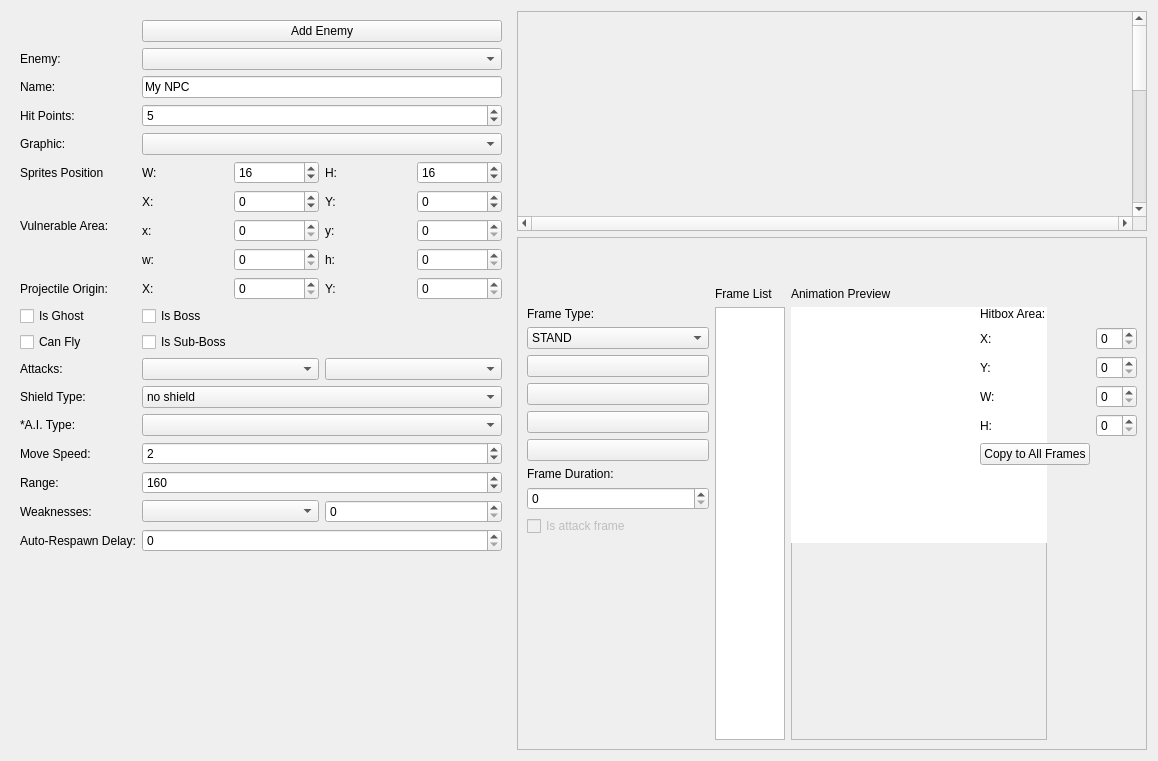
Qt form editor/mainwindow_tab/npc_edit.ui (protoman/rockbot) before a commit.
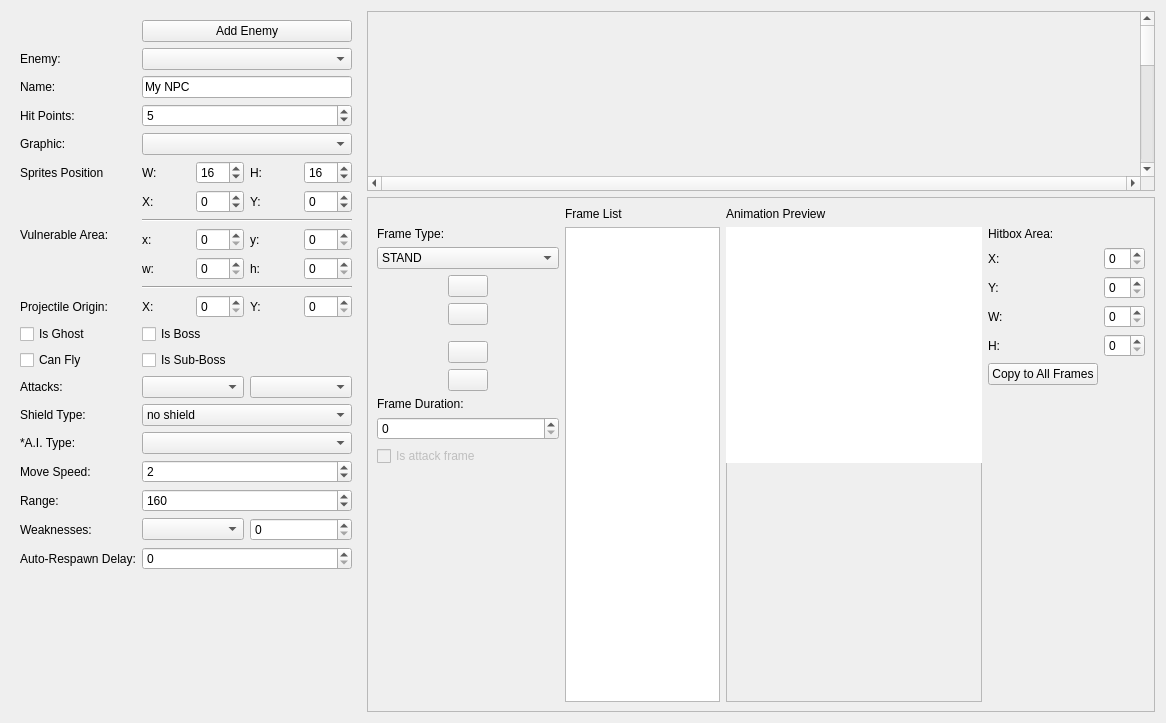
The same form after that commit. Icons and pictures are not drawn. Custom widgets are drawn as their Qt base class.

Patch:
```diff
--- a/editor/mainwindow_tab/npc_edit.ui
+++ b/editor/mainwindow_tab/npc_edit.ui
@@ -6,8 +6,8 @@
    <rect>
     <x>0</x>
     <y>0</y>
-    <width>1158</width>
-    <height>761</height>
+    <width>1166</width>
+    <height>723</height>
    </rect>
   </property>
   <property name="sizePolicy">
@@ -85,7 +85,7 @@
            <property name="maximumSize">
             <size>
              <width>16777215</width>
-             <height>220</height>
+             <height>180</height>
             </size>
            </property>
            <property name="styleSheet">
@@ -145,7 +145,7 @@
                   <x>0</x>
                   <y>0</y>
                   <width>651</width>
-                  <height>581</height>
+                  <height>171</height>
                  </rect>
                 </property>
                 <property name="styleSheet">
@@ -173,36 +173,6 @@
             <enum>QFrame::Raised</enum>
            </property>
            <layout class="QVBoxLayout" name="verticalLayout_8">
-            <item>
-             <layout class="QHBoxLayout" name="horizontalLayout_19">
-              <property name="topMargin">
-               <number>20</number>
-              </property>
-             </layout>
-            </item>
-            <item>
-             <layout class="QHBoxLayout" name="horizontalLayout_7">
-              <property name="topMargin">
-               <number>0</number>
-              </property>
-              <item>
-               <spacer name="horizontalSpacer">
-                <property name="orientation">
-                 <enum>Qt::Horizontal</enum>
-                </property>
-                <property name="sizeHint" stdset="0">
-                 <size>
-                  <width>40</width>
-                  <height>20</height>
-                 </size>
-                </property>
-               </spacer>
-              </item>
-             </layout>
-            </item>
-            <item>
-             <layout class="QGridLayout" name="gridLayout_8"/>
-            </item>
             <item>
              <layout class="QGridLayout" name="gridLayout_7">
               <property name="topMargin">
@@ -270,7 +240,7 @@
                 <property name="leftMargin">
                  <number>0</number>
                 </property>
-                <item row="9" column="0">
+                <item row="14" column="0">
                  <spacer name="verticalSpacer_2">
                   <property name="orientation">
                    <enum>Qt::Vertical</enum>
@@ -283,39 +253,6 @@
                   </property>
                  </spacer>
                 </item>
-                <item row="5" column="0">
-                 <widget class="QPushButton" name="frameDown">
-                  <property name="text">
-                   <string/>
-                  </property>
-                  <property name="icon">
-                   <iconset resource="../resources/icons/icons.qrc">
-                    <normaloff>:/toolbar_icons/arrow-down.png</normaloff>:/toolbar_icons/arrow-down.png</iconset>
-                  </property>
-                 </widget>
-                </item>
-                <item row="3" column="0">
-                 <widget class="QPushButton" name="pushButton">
-                  <property name="text">
-                   <string/>
-                  </property>
-                  <property name="icon">
-                   <iconset resource="../resources/icons/icons.qrc">
-                    <normaloff>:/toolbar_icons/arrow-left.png</normaloff>:/toolbar_icons/arrow-left.png</iconset>
-                  </property>
-                 </widget>
-                </item>
-                <item row="4" column="0">
-                 <widget class="QPushButton" name="frameUp">
-                  <property name="text">
-                   <string/>
-                  </property>
-                  <property name="icon">
-                   <iconset resource="../resources/icons/icons.qrc">
-                    <normaloff>:/toolbar_icons/arrow-up.png</normaloff>:/toolbar_icons/arrow-up.png</iconset>
-                  </property>
-                 </widget>
-                </item>
                 <item row="0" column="0">
                  <widget class="QLabel" name="label_5">
                   <property name="text">
@@ -323,35 +260,6 @@
                   </property>
                  </widget>
                 </item>
-                <item row="2" column="0">
-                 <widget class="QPushButton" name="AddFrame_Button">
-                  <property name="text">
-                   <string/>
-                  </property>
-                  <property name="icon">
-                   <iconset>
-                    <normalon>:/toolbar_icons/arrow-right.png</normalon>
-                   </iconset>
-                  </property>
-                 </widget>
-                </item>
-                <item row="8" column="0">
-                 <widget class="QCheckBox" name="isAttackFrame_checkBox">
-                  <property name="enabled">
-                   <bool>false</bool>
-                  </property>
-                  <property name="text">
-                   <string>Is attack frame</string>
-                  </property>
-                 </widget>
-                </item>
-                <item row="6" column="0">
-                 <widget class="QLabel" name="label_4">
-                  <property name="text">
-                   <string>Frame Duration:</string>
-                  </property>
-                 </widget>
-                </item>
                 <item row="1" column="0">
                  <widget class="QComboBox" name="frame_list_selector">
                   <item>
@@ -501,13 +409,207 @@
                   </item>
                  </widget>
                 </item>
-                <item row="7" column="0">
+                <item row="11" column="0">
+                 <widget class="QLabel" name="label_4">
+                  <property name="text">
+                   <string>Frame Duration:</string>
+                  </property>
+                 </widget>
+                </item>
+                <item row="13" column="0">
+                 <widget class="QCheckBox" name="isAttackFrame_checkBox">
+                  <property name="enabled">
+                   <bool>false</bool>
+                  </property>
+                  <property name="text">
+                   <string>Is attack frame</string>
+                  </property>
+                 </widget>
+                </item>
+                <item row="12" column="0">
                  <widget class="QSpinBox" name="sprite_duration_spinBox">
                   <property name="maximum">
                    <number>99999</number>
                   </property>
                  </widget>
                 </item>
+                <item row="4" column="0">
+                 <layout class="QHBoxLayout" name="horizontalLayout_3">
+                  <property name="bottomMargin">
+                   <number>10</number>
+                  </property>
+                  <item>
+                   <spacer name="horizontalSpacer_3">
+                    <property name="orientation">
+                     <enum>Qt::Horizontal</enum>
+                    </property>
+                    <property name="sizeHint" stdset="0">
+                     <size>
+                      <width>40</width>
+                      <height>20</height>
+                     </size>
+                    </property>
+                   </spacer>
+                  </item>
+                  <item>
+                   <widget class="QPushButton" name="pushButton">
+                    <property name="text">
+                     <string/>
+                    </property>
+                    <property name="icon">
+                     <iconset resource="../resources/icons/icons.qrc">
+                      <normaloff>:/toolbar_icons/arrow-left.png</normaloff>:/toolbar_icons/arrow-left.png</iconset>
+                    </property>
+                   </widget>
+                  </item>
+                  <item>
+                   <spacer name="horizontalSpacer_4">
+                    <property name="orientation">
+                     <enum>Qt::Horizontal</enum>
+                    </property>
+                    <property name="sizeHint" stdset="0">
+                     <size>
+                      <width>40</width>
+                      <height>20</height>
+                     </size>
+                    </property>
+                   </spacer>
+                  </item>
+                 </layout>
+                </item>
+                <item row="2" column="0">
+                 <layout class="QHBoxLayout" name="horizontalLayout_2">
+                  <property name="bottomMargin">
+                   <number>0</number>
+                  </property>
+                  <item>
+                   <spacer name="horizontalSpacer">
+                    <property name="orientation">
+                     <enum>Qt::Horizontal</enum>
+                    </property>
+                    <property name="sizeHint" stdset="0">
+                     <size>
+                      <width>40</width>
+                      <height>20</height>
+                     </size>
+                    </property>
+                   </spacer>
+                  </item>
+                  <item>
+                   <widget class="QPushButton" name="AddFrame_Button">
+                    <property name="text">
+                     <string/>
+                    </property>
+                    <property name="icon">
+                     <iconset>
+                      <normalon>:/toolbar_icons/arrow-right.png</normalon>
+                     </iconset>
+                    </property>
+                   </widget>
+                  </item>
+                  <item>
+                   <spacer name="horizontalSpacer_2">
+                    <property name="orientation">
+                     <enum>Qt::Horizontal</enum>
+                    </property>
+                    <property name="sizeHint" stdset="0">
+                     <size>
+                      <width>40</width>
+                      <height>20</height>
+                     </size>
+                    </property>
+                   </spacer>
+                  </item>
+                 </layout>
+                </item>
+                <item row="7" column="0">
+                 <layout class="QHBoxLayout" name="horizontalLayout_4">
+                  <property name="bottomMargin">
+                   <number>0</number>
+                  </property>
+                  <item>
+                   <spacer name="horizontalSpacer_5">
+                    <property name="orientation">
+                     <enum>Qt::Horizontal</enum>
+                    </property>
+                    <property name="sizeHint" stdset="0">
+                     <size>
+                      <width>40</width>
+                      <height>20</height>
+                     </size>
+                    </property>
+                   </spacer>
+                  </item>
+                  <item>
+                   <widget class="QPushButton" name="frameUp">
+                    <property name="text">
+                     <string/>
+                    </property>
+                    <property name="icon">
+                     <iconset resource="../resources/icons/icons.qrc">
+                      <normaloff>:/toolbar_icons/arrow-up.png</normaloff>:/toolbar_icons/arrow-up.png</iconset>
+                    </property>
+                   </widget>
+                  </item>
+                  <item>
+                   <spacer name="horizontalSpacer_6">
+                    <property name="orientation">
+                     <enum>Qt::Horizontal</enum>
+                    </property>
+                    <property name="sizeHint" stdset="0">
+                     <size>
+                      <width>40</width>
+                      <height>20</height>
+                     </size>
+                    </property>
+                   </spacer>
+                  </item>
+                 </layout>
+                </item>
+                <item row="9" column="0">
+                 <layout class="QHBoxLayout" name="horizontalLayout_5">
+                  <property name="bottomMargin">
+                   <number>0</number>
+                  </property>
+                  <item>
+                   <spacer name="horizontalSpacer_7">
+                    <property name="orientation">
+                     <enum>Qt::Horizontal</enum>
+                    </property>
+                    <property name="sizeHint" stdset="0">
+                     <size>
+                      <width>40</width>
+                      <height>20</height>
+                     </size>
+                    </property>
+                   </spacer>
+                  </item>
+                  <item>
+                   <widget class="QPushButton" name="frameDown">
+                    <property name="text">
+                     <string/>
+                    </property>
+                    <property name="icon">
+                     <iconset resource="../resources/icons/icons.qrc">
+                      <normaloff>:/toolbar_icons/arrow-down.png</normaloff>:/toolbar_icons/arrow-down.png</iconset>
+                    </property>
+                   </widget>
+                  </item>
+                  <item>
+                   <spacer name="horizontalSpacer_8">
+                    <property name="orientation">
+                     <enum>Qt::Horizontal</enum>
+                    </property>
+                    <property name="sizeHint" stdset="0">
+                     <size>
+                      <width>40</width>
+                      <height>20</height>
+                     </size>
+                    </property>
+                   </spacer>
+                  </item>
+                 </layout>
+                </item>
                </layout>
               </item>
               <item row="1" column="1">
@@ -629,7 +731,7 @@
         </property>
         <property name="minimumSize">
          <size>
-          <width>500</width>
+          <width>350</width>
           <height>0</height>
          </size>
         </property>
@@ -646,6 +748,20 @@
          </size>
         </property>
         <layout class="QGridLayout" name="gridLayout_5">
+         <item row="7" column="1">
+          <widget class="Line" name="line">
+           <property name="orientation">
+            <enum>Qt::Horizontal</enum>
+           </property>
+          </widget>
+         </item>
+         <item row="11" column="1">
+          <widget class="QCheckBox" name="isBoss_checkBox">
+           <property name="text">
+            <string>Is Boss</string>
+           </property>
+          </widget>
+         </item>
          <item row="0" column="1">
           <widget class="QPushButton" name="addEnemy_pushButton">
            <property name="text">
@@ -701,14 +817,14 @@
            </property>
           </widget>
          </item>
-         <item row="8" column="0">
+         <item row="10" column="0">
           <widget class="QLabel" name="label_19">
            <property name="text">
             <string>Projectile Origin:</string>
            </property>
           </widget>
          </item>
-         <item row="9" column="0">
+         <item row="11" column="0">
           <widget class="QCheckBox" name="npc_edit_tab_canshoot">
            <property name="text">
             <string>Is Ghost</string>
@@ -718,6 +834,13 @@
          <item row="4" column="1">
           <widget class="QComboBox" name="npc_edit_tab_graphiccombo"/>
          </item>
+         <item row="12" column="0">
+          <widget class="QCheckBox" name="checkBox">
+           <property name="text">
+            <string>Can Fly</string>
+           </property>
+          </widget>
+         </item>
          <item row="5" column="1">
           <layout class="QGridLayout" name="gridLayout_12">
            <property name="rightMargin">
@@ -833,14 +956,7 @@
            </item>
           </layout>
          </item>
-         <item row="9" column="1">
-          <widget class="QCheckBox" name="isBoss_checkBox">
-           <property name="text">
-            <string>Is Boss</string>
-           </property>
-          </widget>
-         </item>
-         <item row="8" column="1">
+         <item row="10" column="1">
           <layout class="QGridLayout" name="gridLayout_3">
            <item row="0" column="0">
             <widget class="QLabel" name="label_21">
@@ -870,35 +986,28 @@
            </item>
           </layout>
          </item>
-         <item row="10" column="0">
-          <widget class="QCheckBox" name="checkBox">
-           <property name="text">
-            <string>Can Fly</string>
-           </property>
-          </widget>
-         </item>
-         <item row="10" column="1">
+         <item row="12" column="1">
           <widget class="QCheckBox" name="isSubBoss_checkbox">
            <property name="text">
             <string>Is Sub-Boss</string>
            </property>
           </widget>
          </item>
-         <item row="12" column="0">
-          <widget class="QLabel" name="label_66">
-           <property name="text">
-            <string>Shield Type:</string>
-           </property>
-          </widget>
-         </item>
-         <item row="11" column="0">
+         <item row="13" column="0">
           <widget class="QLabel" name="label_2">
            <property name="text">
             <string>Attacks:</string>
            </property>
           </widget>
          </item>
-         <item row="12" column="1">
+         <item row="14" column="0">
+          <widget class="QLabel" name="label_66">
+           <property name="text">
+            <string>Shield Type:</string>
+           </property>
+          </widget>
+         </item>
+         <item row="14" column="1">
           <widget class="QComboBox" name="npc_edit_tab_shieldtype">
            <item>
             <property name="text">
@@ -927,37 +1036,37 @@
            </item>
           </widget>
          </item>
-         <item row="11" column="1">
-          <layout class="QHBoxLayout" name="horizontalLayout_11">
-           <property name="rightMargin">
-            <number>0</number>
-           </property>
-           <property name="bottomMargin">
-            <number>0</number>
-           </property>
-           <item>
-            <widget class="QComboBox" name="projectile1_comboBox"/>
-           </item>
-           <item>
-            <widget class="QComboBox" name="projectile2_comboBox"/>
-           </item>
-          </layout>
-         </item>
-         <item row="13" column="0">
+         <item row="15" column="0">
           <widget class="QLabel" name="label_65">
            <property name="text">
             <string>*A.I. Type:</string>
            </property>
           </widget>
          </item>
-         <item row="14" column="0">
+         <item row="16" column="0">
           <widget class="QLabel" name="label_67">
            <property name="text">
             <string>Move Speed:</string>
            </property>
           </widget>
          </item>
-         <item row="14" column="1">
+         <item row="13" column="1">
+          <layout class="QHBoxLayout" name="horizontalLayout_11">
+           <property name="rightMargin">
+            <number>0</number>
+           </property>
+           <property name="bottomMargin">
+            <number>0</number>
+           </property>
+           <item>
+            <widget class="QComboBox" name="projectile1_comboBox"/>
+           </item>
+           <item>
+            <widget class="QComboBox" name="projectile2_comboBox"/>
+           </item>
+          </layout>
+         </item>
+         <item row="16" column="1">
           <widget class="QSpinBox" name="npc_edit_tab_movespeed">
            <property name="minimum">
             <number>0</number>
@@ -970,21 +1079,14 @@
            </property>
           </widget>
          </item>
-         <item row="13" column="1">
-          <widget class="QComboBox" name="npc_edit_tab_iatype">
-           <property name="enabled">
-            <bool>true</bool>
-           </property>
-          </widget>
-         </item>
-         <item row="15" column="0">
+         <item row="17" column="0">
           <widget class="QLabel" name="label_68">
            <property name="text">
             <string>Range:</string>
            </property>
           </widget>
          </item>
-         <item row="15" column="1">
+         <item row="17" column="1">
           <widget class="QSpinBox" name="npc_edit_tab_range">
            <property name="minimum">
             <number>0</number>
@@ -997,21 +1099,28 @@
            </property>
           </widget>
          </item>
-         <item row="16" column="0">
+         <item row="15" column="1">
+          <widget class="QComboBox" name="npc_edit_tab_iatype">
+           <property name="enabled">
+            <bool>true</bool>
+           </property>
+          </widget>
+         </item>
+         <item row="18" column="0">
           <widget class="QLabel" name="label">
            <property name="text">
             <string>Weaknesses:</string>
            </property>
           </widget>
          </item>
-         <item row="17" column="0">
+         <item row="19" column="0">
           <widget class="QLabel" name="label_12">
            <property name="text">
             <string>Auto-Respawn Delay:</string>
            </property>
           </widget>
          </item>
-         <item row="17" column="1">
+         <item row="19" column="1">
           <widget class="QSpinBox" name="respawn_time_spinBox">
            <property name="toolTip">
             <string>If different than zero, NPC will respawn even if is on-screen</string>
@@ -1021,16 +1130,6 @@
            </property>
           </widget>
          </item>
-         <item row="16" column="1">
-          <layout class="QHBoxLayout" name="horizontalLayout">
-           <item>
-            <widget class="QComboBox" name="npc_edit_tab_weakness_list"/>
-           </item>
-           <item>
-            <widget class="QSpinBox" name="npc_edit_tab_weakness_points"/>
-           </item>
-          </layout>
-         </item>
          <item row="5" column="0">
           <widget class="QLabel" name="label_3">
            <property name="text">
@@ -1038,7 +1137,17 @@
            </property>
           </widget>
          </item>
-         <item row="18" column="0">
+         <item row="18" column="1">
+          <layout class="QHBoxLayout" name="horizontalLayout">
+           <item>
+            <widget class="QComboBox" name="npc_edit_tab_weakness_list"/>
+           </item>
+           <item>
+            <widget class="QSpinBox" name="npc_edit_tab_weakness_points"/>
+           </item>
+          </layout>
+         </item>
+         <item row="20" column="0">
           <spacer name="verticalSpacer_9">
            <property name="orientation">
             <enum>Qt::Vertical</enum>
@@ -1051,7 +1160,7 @@
            </property>
           </spacer>
          </item>
-         <item row="7" column="0">
+         <item row="8" column="0">
           <widget class="QLabel" name="label_13">
            <property name="text">
             <string>Vulnerable Area:</string>
@@ -1061,7 +1170,7 @@
            </property>
           </widget>
          </item>
-         <item row="7" column="1">
+         <item row="8" column="1">
           <layout class="QGridLayout" name="gridLayout_10">
            <property name="leftMargin">
             <number>0</number>
@@ -1139,6 +1248,13 @@
            </item>
           </layout>
          </item>
+         <item row="9" column="1">
+          <widget class="Line" name="line_2">
+           <property name="orientation">
+            <enum>Qt::Horizontal</enum>
+           </property>
+          </widget>
+         </item>
         </layout>
        </widget>
       </item>
```
Left out of the diff: 42 changed lines with no effect on the pictures.
